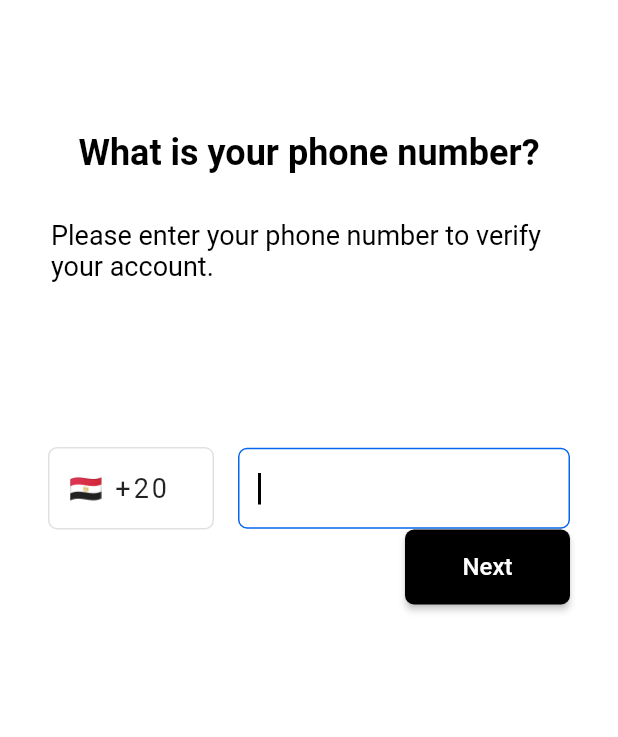
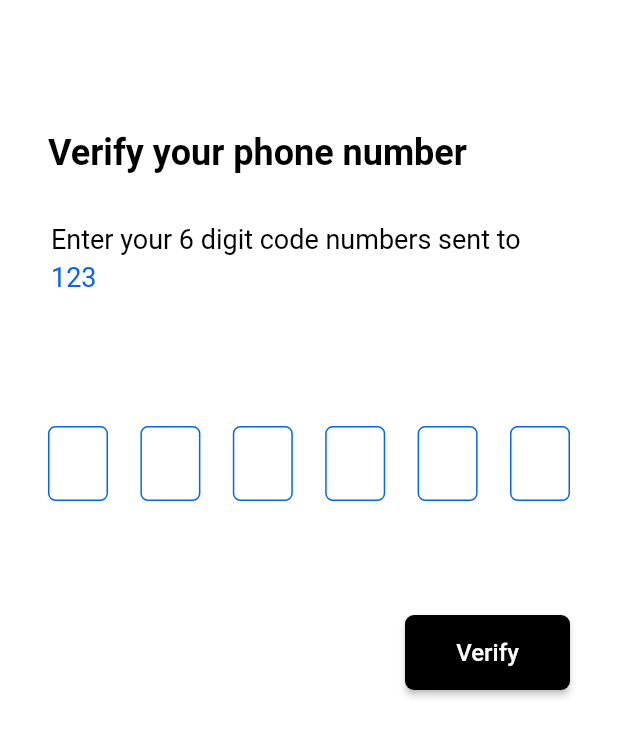
Before and after one commit to kareemmuhamedd/flutter_google_maps, a Flutter app: the screen it shows after launch, after a tap on "Next", on a phone screen of 412 x 824 dp. Shown: the top 737 px of the screen. Run offline on Flutter 3.47's test engine with Material 2 defaults, Android fonts, the phone set to English and light mode, and no system bars; drawn by our look-alikes of pin_code_fields; our stand-ins replace firebase_core; accounts and stored records are empty.

Commit message:
finish otp screen

```diff
--- a/lib/app_router.dart
+++ b/lib/app_router.dart
@@ -1,5 +1,6 @@
 import 'package:flutter/material.dart';
 import 'package:flutter_maps/presentation/screens/login_screen.dart';
+import 'package:flutter_maps/presentation/screens/otp_screen.dart';
 
 class AppRouter {
   Route? generateRoute(RouteSettings settings) {
@@ -8,6 +9,11 @@ class AppRouter {
         return MaterialPageRoute(
           builder: (_) =>  LoginScreen(),
         );
+
+      case OtpScreen.routeName:
+        return MaterialPageRoute(
+          builder: (_) =>  OtpScreen(phoneNumber: '123'),
+        );
     }
     return null;
   }
--- a/lib/presentation/screens/login_screen.dart
+++ b/lib/presentation/screens/login_screen.dart
@@ -1,4 +1,5 @@
 import 'package:flutter/material.dart';
+import 'package:flutter_maps/presentation/screens/otp_screen.dart';
 
 import '../../constants/colors.dart';
 
@@ -7,10 +8,11 @@ class LoginScreen extends StatelessWidget {
 
   LoginScreen({Key? key}) : super(key: key);
   late String phoneNumber;
-  final GlobalKey<FormState> _formKey = GlobalKey<FormState>();
+  final GlobalKey<FormState> _phoneFormKey = GlobalKey<FormState>();
 
   Widget _buildIntroTexts() {
     return Column(
+      crossAxisAlignment: CrossAxisAlignment.start,
       children: [
         const Text(
           'What is your phone number?',
@@ -97,11 +99,13 @@ class LoginScreen extends StatelessWidget {
     );
   }
 
-  Widget _buildNextButton() {
+  Widget _buildNextButton(BuildContext context) {
     return Align(
       alignment: Alignment.centerRight,
       child: ElevatedButton(
-        onPressed: () {},
+        onPressed: () {
+          Navigator.of(context).pushNamedAndRemoveUntil(OtpScreen.routeName, (route) => false);
+        },
         style: ElevatedButton.styleFrom(
             backgroundColor: Colors.black,
             minimumSize: const Size(110, 50),
@@ -125,7 +129,7 @@ class LoginScreen extends StatelessWidget {
       child: Scaffold(
         backgroundColor: Colors.white,
         body: Form(
-          key: _formKey,
+          key: _phoneFormKey,
           child: Container(
             margin: const EdgeInsets.symmetric(horizontal: 32, vertical: 88),
             child: Column(
@@ -136,7 +140,7 @@ class LoginScreen extends StatelessWidget {
                   height: 110,
                 ),
                 _buildPhoneFormField(),
-                _buildNextButton(),
+                _buildNextButton(context),
               ],
             ),
           ),
--- /dev/null
+++ b/lib/presentation/screens/otp_screen.dart
@@ -0,0 +1,146 @@
+import 'package:flutter/material.dart';
+import 'package:pin_code_fields/pin_code_fields.dart';
+import '../../constants/colors.dart';
+
+class OtpScreen extends StatelessWidget {
+  static const routeName = '/otp-screen';
+  final phoneNumber;
+
+  OtpScreen({Key? key, required this.phoneNumber}) : super(key: key);
+
+  late String otpCode;
+
+  Widget _buildIntroTexts() {
+    return Column(
+      crossAxisAlignment: CrossAxisAlignment.start,
+      children: [
+        const Text(
+          'Verify your phone number',
+          style: TextStyle(
+              color: Colors.black, fontSize: 24, fontWeight: FontWeight.bold),
+        ),
+        const SizedBox(
+          height: 30,
+        ),
+        Container(
+          margin: const EdgeInsets.symmetric(horizontal: 2),
+          child: RichText(
+            text: TextSpan(
+              text: 'Enter your 6 digit code numbers sent to ',
+              style: const TextStyle(
+                  color: Colors.black, fontSize: 18, height: 1.4),
+              children: <TextSpan>[
+                TextSpan(
+                  text: '$phoneNumber',
+                  style: const TextStyle(color: AppColors.blue),
+                ),
+              ],
+            ),
+          ),
+        ),
+      ],
+    );
+  }
+
+  void showProgressIndicator(BuildContext context) {
+    AlertDialog alertDialog = const AlertDialog(
+      backgroundColor: Colors.transparent,
+      elevation: 0,
+      content: Center(
+        child: CircularProgressIndicator(
+          valueColor: AlwaysStoppedAnimation<Color>(Colors.black),
+        ),
+      ),
+    );
+
+    showDialog(
+      barrierColor: Colors.white.withOpacity(0),
+      barrierDismissible: false,
+      context: context,
+      builder: (context) {
+        return alertDialog;
+      },
+    );
+  }
+
+  Widget _buildPinCodeFields(BuildContext context) {
+    return Container(
+      child: PinCodeTextField(
+        appContext: context,
+        autoFocus: true,
+        cursorColor: Colors.black,
+        keyboardType: TextInputType.number,
+        length: 6,
+        obscureText: false,
+        animationType: AnimationType.scale,
+        pinTheme: PinTheme(
+          shape: PinCodeFieldShape.box,
+          borderRadius: BorderRadius.circular(5),
+          fieldHeight: 50,
+          fieldWidth: 40,
+          borderWidth: 1,
+          activeColor: AppColors.blue,
+          inactiveColor: AppColors.blue,
+          inactiveFillColor: Colors.white,
+          activeFillColor: AppColors.lightBlue,
+          selectedColor: AppColors.blue,
+          selectedFillColor: Colors.white,
+        ),
+        animationDuration: const Duration(milliseconds: 300),
+        backgroundColor: Colors.white,
+        enableActiveFill: true,
+        onCompleted: (submittedCode) {
+          otpCode = submittedCode;
+        },
+        onChanged: (value) {},
+      ),
+    );
+  }
+
+  Widget _buildVerifyButton(BuildContext context) {
+    return Align(
+      alignment: Alignment.centerRight,
+      child: ElevatedButton(
+        onPressed: () {},
+        style: ElevatedButton.styleFrom(
+          minimumSize: const Size(110, 50),
+          primary: Colors.black,
+          shape: RoundedRectangleBorder(
+            borderRadius: BorderRadius.circular(6),
+          ),
+        ),
+        child: const Text(
+          'Verify',
+          style: TextStyle(color: Colors.white, fontSize: 16),
+        ),
+      ),
+    );
+  }
+
+  @override
+  Widget build(BuildContext context) {
+    return SafeArea(
+      child: Scaffold(
+        backgroundColor: Colors.white,
+        body: SingleChildScrollView(
+          child: Container(
+            margin: const EdgeInsets.symmetric(horizontal: 32, vertical: 88),
+            child: Column(
+              children: [
+                _buildIntroTexts(),
+                const SizedBox(
+                  height: 88,
+                ),
+                _buildPinCodeFields(context),
+                const SizedBox(
+                  height: 60,
+                ),
+                _buildVerifyButton(context),
+              ],
+            ),
+          ),
+        ),
+      ),
+    );
+  }
+}
--- a/pubspec.yaml
+++ b/pubspec.yaml
@@ -38,6 +38,7 @@ dependencies:
   firebase_core: ^2.24.0
   firebase_auth: ^4.15.0
   flutter_bloc: ^8.1.3
+  pin_code_fields: ^8.0.1
 
 dev_dependencies:
   flutter_test:
```
Also changed, not shown: pubspec.lock.
